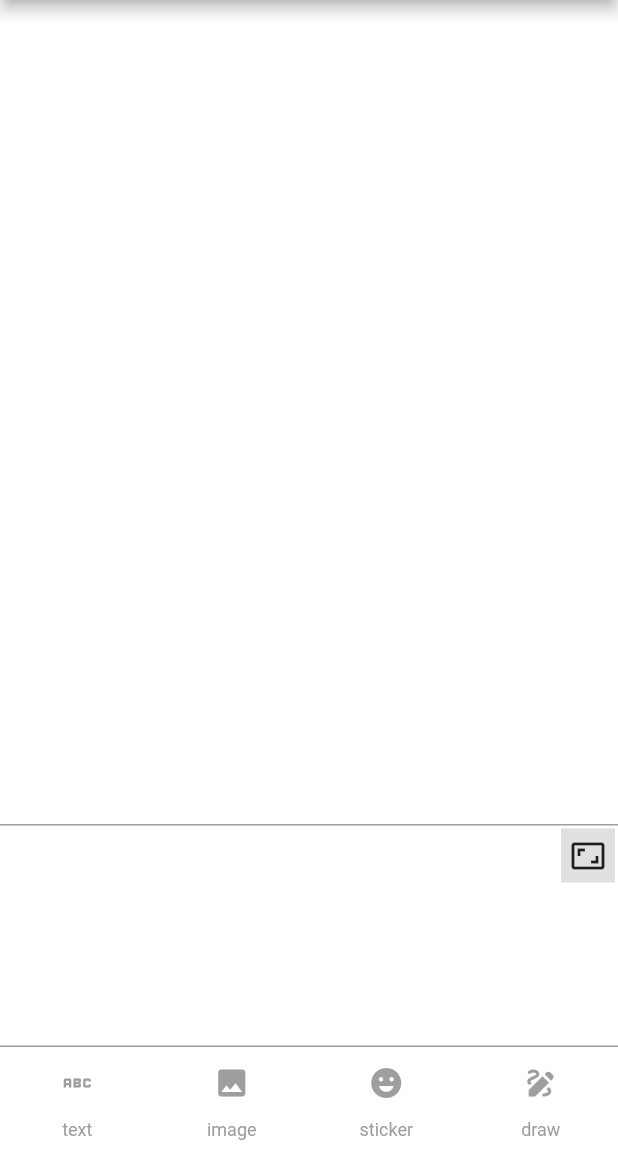
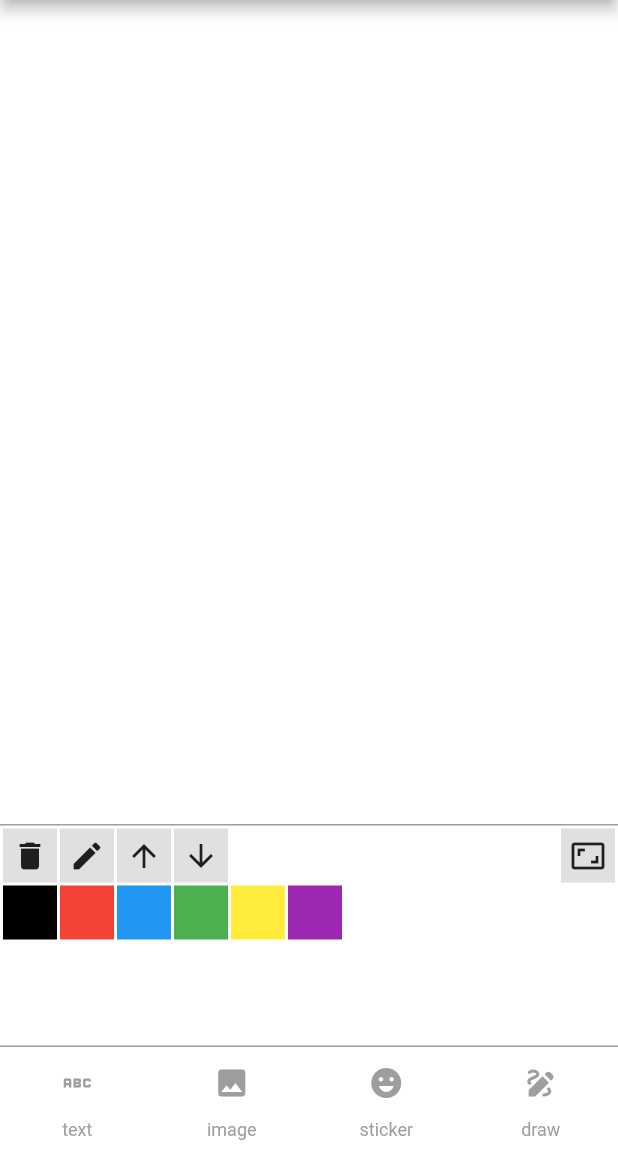
Before and after one commit to kaivumetacrew/Board, a Flutter app: the BoardPage screen opened directly, on a phone screen of 412 x 824 dp, the part 84-1236 px from its top. Run offline on Flutter 3.47's test engine with Material 2 defaults, Android fonts, the phone set to English and light mode, and no system bars; our stand-ins replace auto_size_text, image_picker, permission_handler.

Commit message:
Action bar widget

```diff
--- a/lib/ui/board/board.dart
+++ b/lib/ui/board/board.dart
@@ -23,9 +23,10 @@ class BoardPage extends StatefulWidget {
 }
 
 class _BoardPageState extends State<BoardPage> with TickerProviderStateMixin {
-  ActionItem _selectedAction = ActionItem.none;
 
   BoardController boardController = BoardController(items: []);
+
+  ActionBarController actionBarController = ActionBarController();
 
   @override
   void initState() {
@@ -34,23 +35,32 @@ class _BoardPageState extends State<BoardPage> with TickerProviderStateMixin {
       DeviceOrientation.portraitUp,
       DeviceOrientation.portraitDown,
     ]);
-    boardController.addListener(() {});
     boardController.onItemTap = (item) {
       if (item.isTextItem) {
-        selectAction(ActionItem.textItem);
-      } else if (item.isImageItem) {
-        selectAction(ActionItem.imageItem);
-      } else if (item.isStickerItem) {
-        selectAction(ActionItem.stickerItem);
-      } else if (item.isDrawItem) {
-        selectAction(ActionItem.drawItem);
+        actionBarController.value = (ActionItem.textItem);
+        return;
       }
+      if (item.isImageItem) {
+        actionBarController.value = (ActionItem.imageItem);
+        return;
+      }
+      if (item.isStickerItem) {
+        actionBarController.value = (ActionItem.stickerItem);
+        return;
+      }
+      if (item.isDrawItem) {
+        actionBarController.value = (ActionItem.drawItem);
+        return;
+      }
+      boardController.deselectItem();
+      actionBarController.value = ActionItem.none;
     };
   }
 
   @override
   void dispose() {
     boardController.dispose();
+    actionBarController.dispose();
     super.dispose();
   }
 
@@ -116,17 +126,25 @@ class _BoardPageState extends State<BoardPage> with TickerProviderStateMixin {
   }
 
   Widget _dynamicToolWidget() {
-    if (_selectedAction == ActionItem.textItem) {
+    return ValueListenableBuilder(
+      valueListenable: actionBarController,
+      builder: (
+        BuildContext context,
+        ActionItem value,
+        Widget? child,
+      ) {
+        if (value == ActionItem.textItem) {
           return _textToolWidget();
         }
-    if (_selectedAction == ActionItem.imageItem ||
-        _selectedAction == ActionItem.stickerItem) {
+        if (value == ActionItem.imageItem || value == ActionItem.stickerItem) {
           return _imageToolWidget();
         }
-    if (_selectedAction == ActionItem.drawItem) {
+        if (value == ActionItem.drawItem) {
           return _drawToolWidget();
         }
         return const SizedBox();
+      },
+    );
   }
 
   Widget _backgroundButton() {
@@ -194,7 +212,7 @@ class _BoardPageState extends State<BoardPage> with TickerProviderStateMixin {
       selectedItem.text = text;
       boardController.notifyListeners();
     }
-    selectAction(ActionItem.textItem);
+    actionBarController.value = ActionItem.textItem;
   }
 
   /// Image
@@ -212,7 +230,7 @@ class _BoardPageState extends State<BoardPage> with TickerProviderStateMixin {
       boardController.addNewItem((item) {
         item.file = file;
       });
-      selectAction(ActionItem.imageItem);
+      actionBarController.value = ActionItem.imageItem;
     } catch (e) {
       setState(() {});
     }
@@ -226,7 +244,7 @@ class _BoardPageState extends State<BoardPage> with TickerProviderStateMixin {
     boardController.addNewItem((item) {
       item.sticker = sticker;
     });
-    selectAction(ActionItem.stickerItem);
+    actionBarController.value = ActionItem.stickerItem;
   }
 
   Widget _imageToolWidget() {
@@ -261,83 +279,34 @@ class _BoardPageState extends State<BoardPage> with TickerProviderStateMixin {
     );
   }
 
-  ///
+  /// Bottom action bar
   Widget _actionBar() {
-    return Container(
-      color: Colors.white,
-      height: 70,
-      child: Row(
-        mainAxisAlignment: MainAxisAlignment.spaceBetween,
-        children: [
-          _actionButton(ActionItem.textItem, (isSelected) {
+    return ActionBar(
+      controller: actionBarController,
+      onItemTap: (item, isSelected) {
+        if (item == ActionItem.textItem) {
           _pickText(BoardItem.none);
-          }),
-          _actionButton(ActionItem.imageItem, (isSelected) {
+          return;
+        }
+        if (item == ActionItem.imageItem) {
           _pickGalleryImage();
-          }),
-          _actionButton(ActionItem.stickerItem, (isSelected) {
+          return;
+        }
+        if (item == ActionItem.stickerItem) {
           _pickStickerImage();
-          }),
-          _actionButton(ActionItem.drawItem, (isSelected) {
+          return;
+        }
+        if (item == ActionItem.drawItem) {
           if (isSelected) {
             boardController.deselectItem();
             boardController.startDraw();
           } else {
             boardController.stopDraw();
           }
-          })
-        ],
-      ),
+          return;
+        }
+      },
     );
   }
 
-  Widget _actionButton(
-    ActionItem item,
-    Function(bool isSelected) callback,
-  ) {
-    Color iconColor = (item.selectable && _selectedAction == item)
-        ? Colors.blue
-        : Colors.grey;
-    return Expanded(
-      child: Column(
-        mainAxisSize: MainAxisSize.max,
-        children: <Widget>[
-          IconButton(
-            icon: Icon(item.icon),
-            color: iconColor,
-            onPressed: () {
-              setState(() {
-                if (!item.selectable) {
-                  _selectedAction = ActionItem.none;
-                  callback(false);
-                  return;
 }
-                if (_selectedAction != item) {
-                  _selectedAction = item;
-                  callback(true);
-                  return;
-                }
-                _selectedAction = ActionItem.none;
-                callback(false);
-              });
-            },
-          ),
-          Text(
-            item.text,
-            style: TextStyle(
-              color: iconColor,
-              fontSize: 12,
-              fontWeight: FontWeight.w500,
-            ),
-          ),
-        ],
-      ),
-    );
-  }
-
-  void selectAction(ActionItem actionItem) {
-    setState(() {
-      _selectedAction = actionItem;
-    });
-  }
-}
--- a/lib/ui/board/board_actionbar.dart
+++ b/lib/ui/board/board_actionbar.dart
@@ -1,61 +1,64 @@
 import 'package:flutter/material.dart';
 
 class ActionBarController extends ValueNotifier<ActionItem> {
+  List<ActionItem> items = [
+    ActionItem.textItem,
+    ActionItem.imageItem,
+    ActionItem.stickerItem,
+    ActionItem.drawItem
+  ];
+
   ActionBarController() : super(ActionItem.none);
+
+  void selectAction(ActionItem actionItem) {
+    value = actionItem;
+    notifyListeners();
+  }
 }
 
 class ActionBar extends StatefulWidget {
-  ActionBar({super.key});
+  ActionBarController controller;
+
+  Function(ActionItem item, bool isSelected) onItemTap;
+
+  ActionBar({super.key, required this.controller, required this.onItemTap});
 
   @override
   State<ActionBar> createState() => _ActionBarState();
 }
 
 class _ActionBarState extends State<ActionBar> {
-  ActionItem _selectedAction = ActionItem.none;
+  ActionItem get selectedAction => widget.controller.value;
 
   @override
   Widget build(BuildContext context) {
-    return SizedBox();
+    List<Widget> widgets = [];
+    for (ActionItem e in widget.controller.items) {
+      e.id = widgets.length + 1;
+      widgets.add(_actionButton(e));
     }
-
-  ///
-  Widget _actionBar() {
+    return ValueListenableBuilder(
+      valueListenable: widget.controller,
+      builder: (
+        BuildContext context,
+        ActionItem value,
+        Widget? child,
+      ) {
         return Container(
           color: Colors.white,
           height: 70,
           child: Row(
             mainAxisAlignment: MainAxisAlignment.spaceBetween,
-        children: [
-          /*_actionButton(ActionItem.textItem, (isSelected) {
-            _pickText(BoardItem.none);
-          }),
-          _actionButton(ActionItem.imageItem, (isSelected) {
-            _pickGalleryImage();
-          }),
-          _actionButton(ActionItem.stickerItem, (isSelected) {
-            _pickStickerImage();
-          }),
-          _actionButton(ActionItem.drawItem, (isSelected) {
-            if (isSelected) {
-              boardController.deselectItem();
-              boardController.startDraw();
-            } else {
-              boardController.stopDraw();
-            }
-          })*/
-        ],
+            children: widgets,
           ),
+        );
+      },
     );
   }
 
-  Widget _actionButton(
-    ActionItem item,
-    Function(bool isSelected) callback,
-  ) {
-    Color iconColor = (item.selectable && _selectedAction == item)
-        ? Colors.blue
-        : Colors.grey;
+  Widget _actionButton(ActionItem item) {
+    Color iconColor =
+        (item.selectable && selectedAction == item) ? Colors.blue : Colors.grey;
     return Expanded(
       child: Column(
         mainAxisSize: MainAxisSize.max,
@@ -66,17 +69,17 @@ class _ActionBarState extends State<ActionBar> {
             onPressed: () {
               setState(() {
                 if (!item.selectable) {
-                  _selectedAction = ActionItem.none;
-                  callback(false);
+                  widget.controller.value = ActionItem.none;
+                  widget.onItemTap(item, false);
                   return;
                 }
-                if (_selectedAction != item) {
-                  _selectedAction = item;
-                  callback(true);
+                if (selectedAction != item) {
+                  widget.controller.value = item;
+                  widget.onItemTap(item, true);
                   return;
                 }
-                _selectedAction = ActionItem.none;
-                callback(false);
+                widget.controller.value = ActionItem.none;
+                widget.onItemTap(item, false);
               });
             },
           ),
@@ -92,21 +95,15 @@ class _ActionBarState extends State<ActionBar> {
       ),
     );
   }
-
-  void selectAction(ActionItem actionItem) {
-    setState(() {
-      _selectedAction = actionItem;
-    });
-  }
 }
 
 class ActionItem {
-  int id;
+  int id = -1;
   IconData icon;
   String text;
   bool selectable = false;
 
-  ActionItem(this.id, this.icon, this.text, {this.selectable = false});
+  ActionItem(this.icon, this.text, {this.id = -1, this.selectable = false});
 
   @override
   bool operator ==(Object other) =>
@@ -116,15 +113,13 @@ class ActionItem {
   @override
   int get hashCode => id.hashCode;
 
-  static ActionItem none = ActionItem(-1, Icons.abc, 'none');
+  static ActionItem none = ActionItem(Icons.abc, 'none');
 
-  static ActionItem textItem = ActionItem(1, Icons.abc, 'text');
+  static ActionItem textItem = ActionItem(Icons.abc, 'text');
 
-  static ActionItem imageItem = ActionItem(2, Icons.image, 'image');
+  static ActionItem imageItem = ActionItem(Icons.image, 'image');
 
-  static ActionItem stickerItem =
-      ActionItem(3, Icons.emoji_emotions, 'sticker');
+  static ActionItem stickerItem = ActionItem(Icons.emoji_emotions, 'sticker');
 
-  static ActionItem drawItem =
-      ActionItem(4, Icons.draw, 'draw', selectable: true);
+  static ActionItem drawItem = ActionItem(Icons.draw, 'draw', selectable: true);
 }
--- a/lib/ui/board/board_controller.dart
+++ b/lib/ui/board/board_controller.dart
@@ -99,12 +99,10 @@ class BoardController extends ValueNotifier<List<BoardItem>> {
 
   void startDraw() {
     isDrawingNotifier.value = true;
-    isDrawingNotifier.notifyListeners();
   }
 
   void stopDraw() {
     isDrawingNotifier.value = false;
-    isDrawingNotifier.notifyListeners();
   }
 
   void addNewItem(Function(BoardItem) block) {
```
Lines whose indentation alone changed are shown as unchanged.
